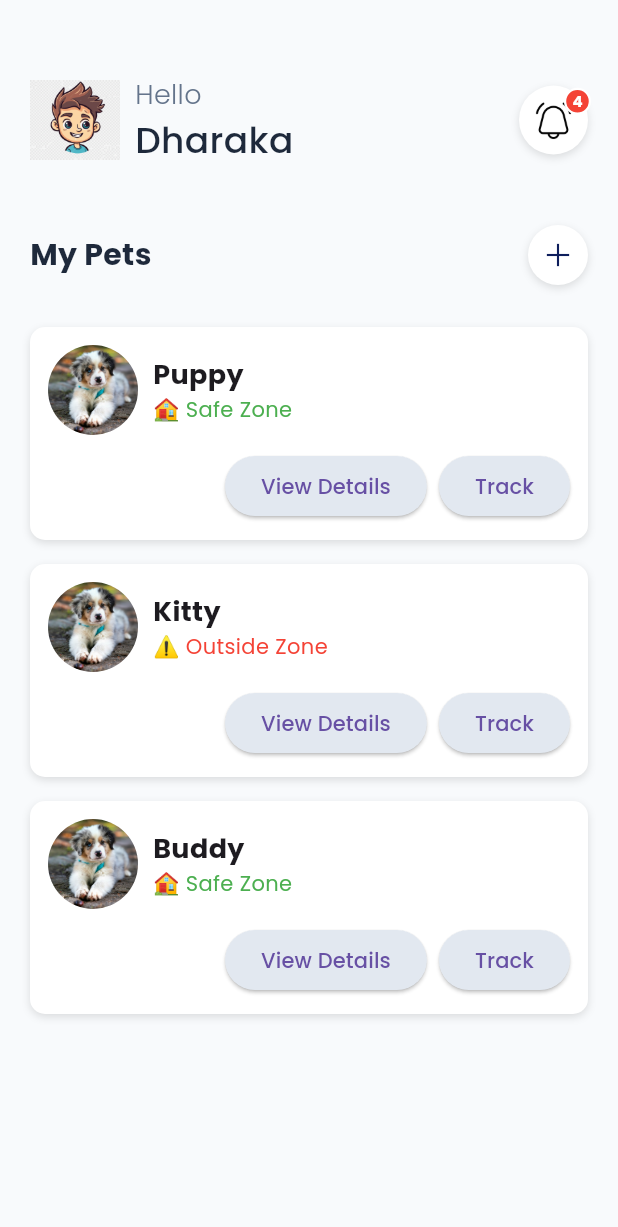
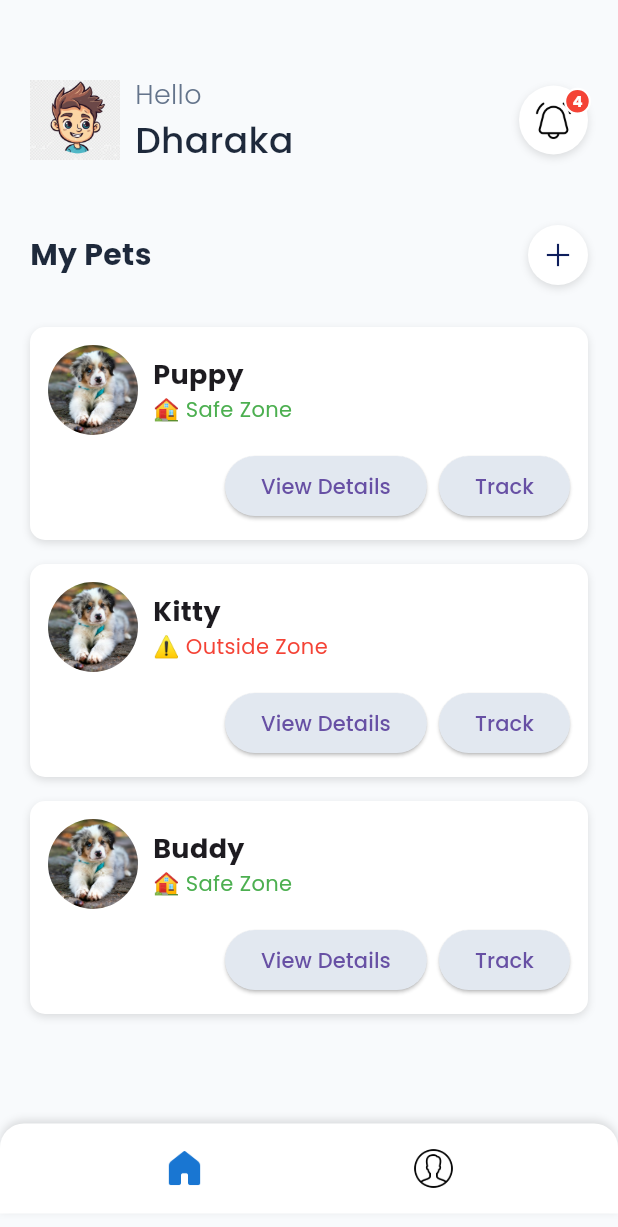
Before and after one commit to DHARAKA-METH/kazu, a Flutter app: the screen it shows after launch, on a phone screen of 412 x 824 dp. Shown: the top 1227 px of the screen. Run offline on Flutter 3.47's test engine with Material 3 defaults, Android fonts, the light colour scheme and no system bars; our stand-ins replace google_fonts.

Commit message:
implement footer in home pag

```diff
--- /dev/null
+++ b/lib/views/components/app_footer.dart
@@ -0,0 +1,70 @@
+import 'package:flutter/material.dart';
+import 'package:kazu/constants/app_colors.dart';
+
+class AppFooter extends StatelessWidget {
+  final int currentIndex;
+  final Function(int) onTabTapped;
+
+  const AppFooter({
+    super.key,
+    required this.currentIndex,
+    required this.onTabTapped,
+  });
+
+  @override
+  Widget build(BuildContext context) {
+    return Container(
+      height: 60,
+      padding: const EdgeInsets.symmetric(horizontal: 40, vertical: 10),
+      decoration: BoxDecoration(
+        color: AppColors.surface,
+        boxShadow: [
+          BoxShadow(
+            color: Colors.black12,
+            blurRadius: 4,
+            offset: Offset(0, -2),
+          ),
+        ],
+        borderRadius: const BorderRadius.vertical(top: Radius.circular(16)),
+      ),
+      child: Row(
+        mainAxisAlignment: MainAxisAlignment.spaceAround,
+        children: [
+          // Home Icon
+          GestureDetector(
+            onTap: () => onTabTapped(0),
+            child: Column(
+              mainAxisAlignment: MainAxisAlignment.center,
+              children: [
+                Image.asset(
+                  currentIndex == 0
+                      ? 'assets/images/home-active.png'
+                      : 'assets/images/home-inactive.png',
+                  width: 28,
+                  height: 28,
+                ),
+              ],
+            ),
+          ),
+
+          // Profile Icon
+          GestureDetector(
+            onTap: () => onTabTapped(1),
+            child: Column(
+              mainAxisAlignment: MainAxisAlignment.center,
+              children: [
+                Image.asset(
+                  currentIndex == 1
+                      ? 'assets/images/profile-active.png'
+                      : 'assets/images/profile-inactive.png',
+                  width: 28,
+                  height: 28,
+                ),
+              ],
+            ),
+          ),
+        ],
+      ),
+    );
+  }
+}
--- a/lib/views/home_page.dart
+++ b/lib/views/home_page.dart
@@ -1,5 +1,6 @@
 import 'package:flutter/material.dart';
 import 'package:kazu/constants/app_colors.dart';
+import 'package:kazu/views/components/app_footer.dart';
 import 'package:kazu/views/components/pet_card.dart';
 
 class HomePage extends StatefulWidget {
@@ -12,6 +13,23 @@ class HomePage extends StatefulWidget {
 class _HomePageState extends State<HomePage> {
   final String userName = "Dharaka";
   final String notificationCount = "4";
+  int _selectedIndex = 0;
+
+  void _onTabTapped(int index) {
+    if (index == _selectedIndex) return;
+
+    setState(() {
+      _selectedIndex = index;
+    });
+
+    // if (index == 1 ) {
+    //   // Navigate to profile page
+    //  Navigator.pushReplacement(
+    //     context,
+    //     MaterialPageRoute(builder: (_) => const ProfilePage()),
+    //   );
+    // }
+  }
 
   // Example pets array
   final List<Map<String, dynamic>> pets = [
@@ -248,6 +266,14 @@ class _HomePageState extends State<HomePage> {
           ],
         ),
       ),
+      // Footer bar ----
+      bottomNavigationBar: Padding(
+        padding: EdgeInsets.only(bottom: 15),
+        child: AppFooter(
+          currentIndex: _selectedIndex,
+          onTabTapped: _onTabTapped,
+        ),
+      ),
     );
   }
 }
```
Also changed, not shown: assets/images/home-active.png (added), assets/images/home-inactive.png (added), assets/images/profile-active.png (added), assets/images/profile-inactive.png (added).
